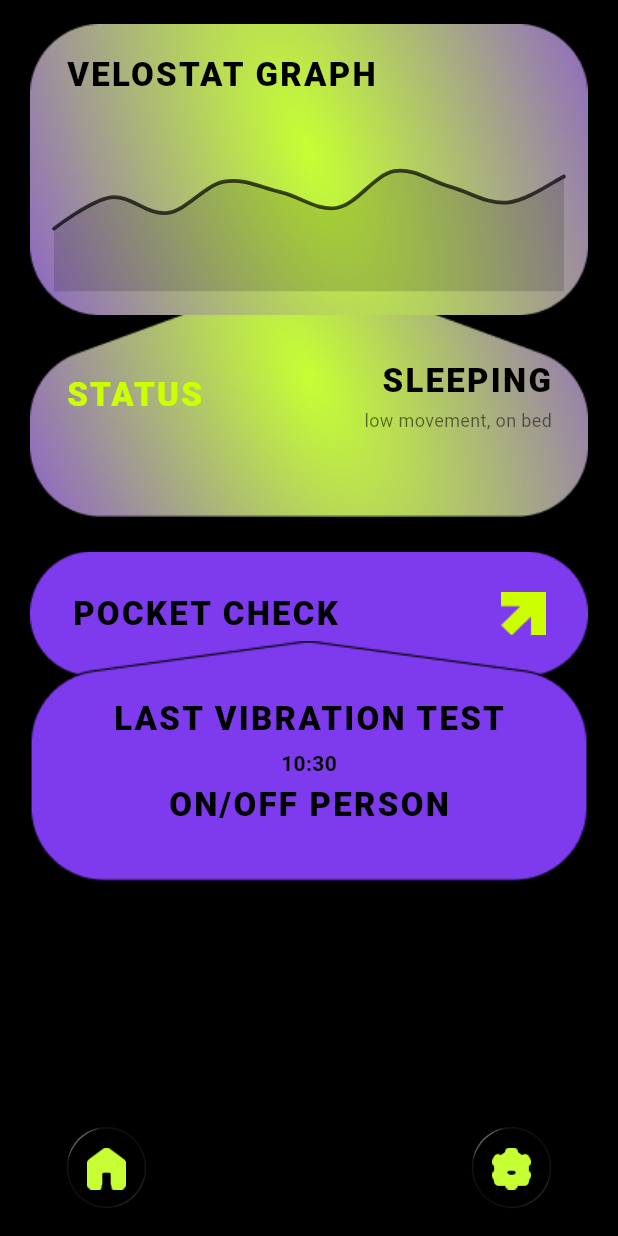
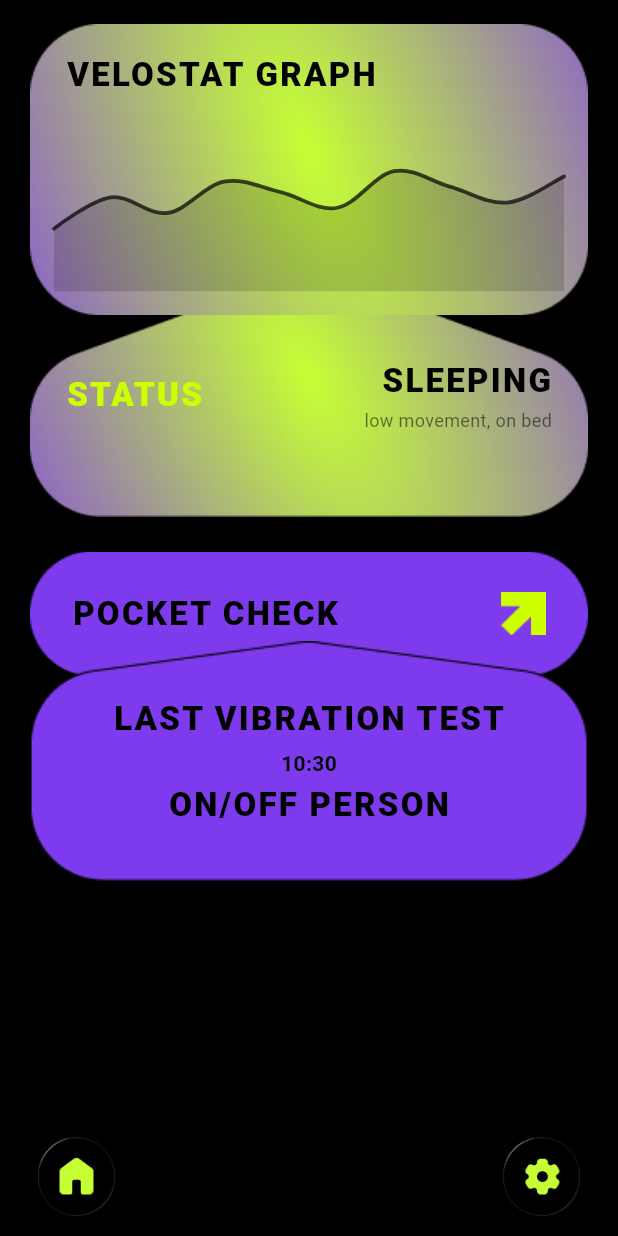
Before and after one commit to fatemaezzzi/neuroguard, a Flutter app: the VitalsPage screen opened directly, on a phone screen of 412 x 824 dp. Run offline on Flutter 3.47's test engine with Material 3 defaults, Android fonts, the phone set to English and light mode, and no system bars; drawn by our look-alikes of fl_chart; our stand-ins replace google_fonts, permission_handler; Roboto replaces fonts that are missing (MicrosoftSansSerifBold).

Commit message:
fixed minor merge issues

```diff
--- a/lib/features/caregiver/vitals_page.dart
+++ b/lib/features/caregiver/vitals_page.dart
@@ -43,6 +43,9 @@ class VitalsPage extends StatelessWidget {
   Widget build(BuildContext context) {
     return Scaffold(
       backgroundColor: Colors.black,
+      bottomNavigationBar: CaregiverBottomNav(
+        onSettingsTap: () {},
+      ),
       body: SafeArea(
         child: SingleChildScrollView(
           padding: const EdgeInsets.symmetric(horizontal: 20, vertical: 16),
@@ -54,7 +57,6 @@ class VitalsPage extends StatelessWidget {
           ),
         ),
       ),
-      bottomNavigationBar: _buildBottomNav(),
     );
   }
 
@@ -245,50 +247,4 @@ class VitalsPage extends StatelessWidget {
       ),
     );
   }
-
-  Widget _buildBottomNav() {
-    return Builder(
-      builder: (context) => Container(
-        color: Colors.black,
-        padding: const EdgeInsets.symmetric(horizontal: 40, vertical: 14),
-        child: Row(
-          mainAxisAlignment: MainAxisAlignment.spaceBetween,
-          children: [
-            _NavCircle(
-              iconAsset: 'assets/Vectorhome.png',
-              onTap: () => Navigator.pop(context),
-            ),
-            const _NavCircle(
-              iconAsset: 'assets/Vectorsettings.png',
-            ),
-          ],
-        ),
-      ),
-    );
-  }
 }
-
-class _NavCircle extends StatelessWidget {
-  final String iconAsset;
-  final VoidCallback? onTap;
-  const _NavCircle({required this.iconAsset, this.onTap});
-
-  @override
-  Widget build(BuildContext context) {
-    return GestureDetector(
-      onTap: onTap,
-      child: SizedBox(
-        width: 62,
-        height: 62,
-        child: Stack(
-          alignment: Alignment.center,
-          children: [
-            Image.asset('assets/glassbubble.png',
-                width: 62, height: 62, fit: BoxFit.cover),
-            Image.asset(iconAsset, width: 28, height: 28),
-          ],
-        ),
-      ),
-    );
-  }
-}
--- a/lib/main.dart
+++ b/lib/main.dart
@@ -25,7 +25,7 @@ class NeuroGuardApp extends StatelessWidget {
           Theme.of(context).textTheme,
         ),
       ),
-      home: const PatientHome(),
+      home: const CaregiverHomePage(),
     );
   }
 }
```
Also changed, not shown: lib/features/caregiver/reports_page.dart (+16 -147 lines).
